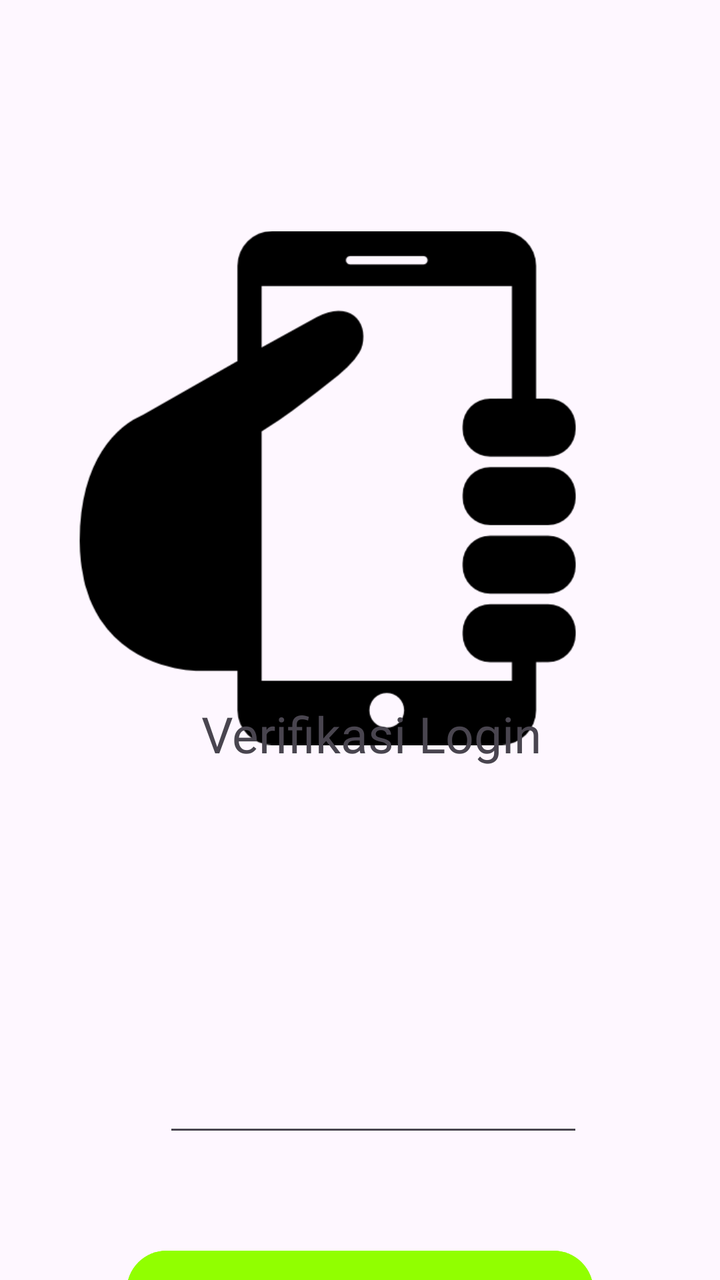
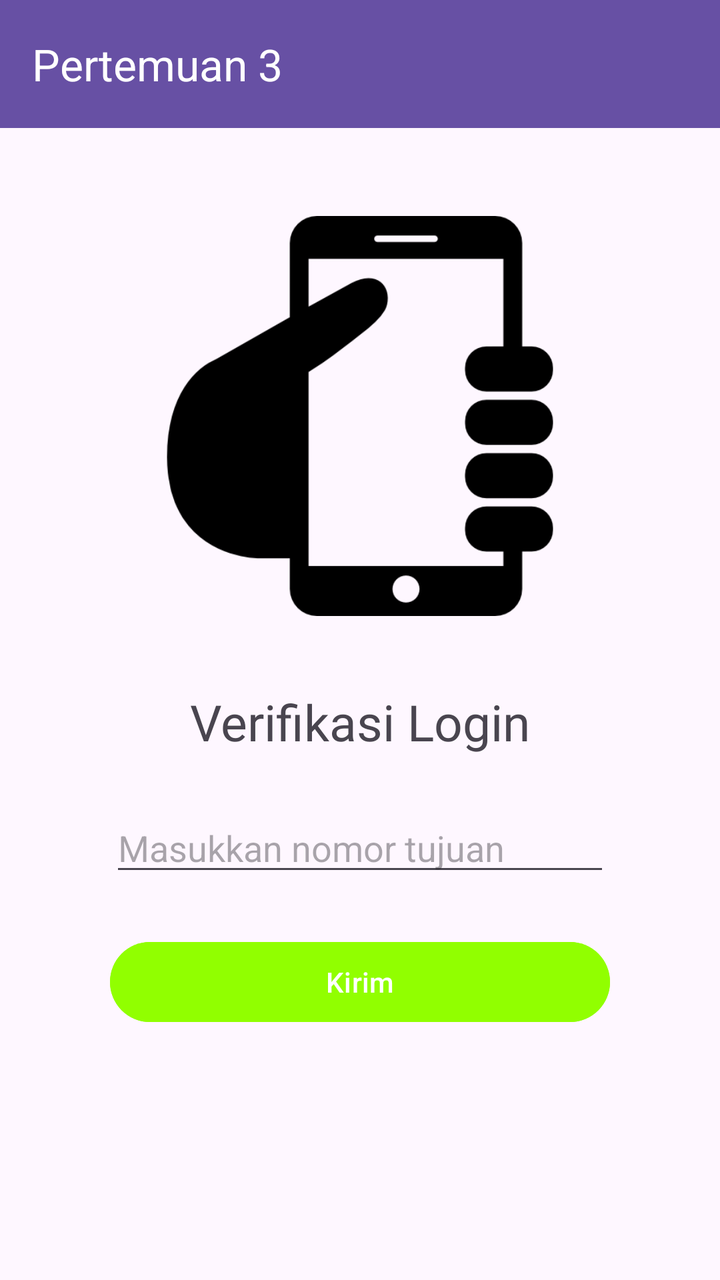

Before-and-after screenshots of an Android layout around one commit, followed by the original layout XML and the change that was made.
<!-- AndroidManifest.xml: application theme Theme.Per3Sefriansyah_3TIE -->
<!-- res/layout/activity_thirdactivity.xml -->
<?xml version="1.0" encoding="utf-8"?>
<androidx.constraintlayout.widget.ConstraintLayout
    xmlns:android="http://schemas.android.com/apk/res/android"
    xmlns:app="http://schemas.android.com/apk/res-auto"
    xmlns:tools="http://schemas.android.com/tools"
    android:layout_width="match_parent"
    android:layout_height="match_parent">

    <EditText
        android:id="@+id/inputNoTujuan"
        android:layout_width="wrap_content"
        android:layout_height="wrap_content"
        android:layout_marginTop="532dp"
        android:ems="10"
        android:inputType="phone"
        app:layout_constraintEnd_toEndOf="parent"
        app:layout_constraintHorizontal_bias="0.544"
        app:layout_constraintStart_toStartOf="parent"
        app:layout_constraintTop_toTopOf="parent" />

    <Button
        android:id="@+id/btnKirim"
        android:layout_width="match_parent"
        android:layout_height="wrap_content"
        android:layout_marginHorizontal="190px"
        android:layout_marginTop="48dp"
        android:backgroundTint="@color/biru"
        android:text="Kirim"
        app:layout_constraintBottom_toBottomOf="parent"
        app:layout_constraintEnd_toEndOf="parent"
        app:layout_constraintStart_toStartOf="parent"
        app:layout_constraintTop_toBottomOf="@id/inputNoTujuan"
        app:layout_constraintVertical_bias="0.0" />

    <ImageView
        android:id="@+id/imageView"
        android:layout_width="257dp"
        android:layout_height="320dp"
        android:layout_marginTop="84dp"
        app:layout_constraintEnd_toEndOf="parent"
        app:layout_constraintHorizontal_bias="0.344"
        app:layout_constraintStart_toStartOf="parent"
        app:layout_constraintTop_toTopOf="parent"
        app:srcCompat="@drawable/hp" />

    <TextView
        android:id="@+id/textVerif"
        android:layout_width="wrap_content"
        android:layout_height="wrap_content"
        android:fontFamily="@font/font1"
        android:text="@string/verif"
        android:textSize="25sp"
        app:layout_constraintBottom_toBottomOf="parent"
        app:layout_constraintEnd_toEndOf="parent"
        app:layout_constraintHorizontal_bias="0.531"
        app:layout_constraintStart_toStartOf="parent"
        app:layout_constraintTop_toTopOf="parent"
        app:layout_constraintVertical_bias="0.577" />
</androidx.constraintlayout.widget.ConstraintLayout>
<!-- resources referenced by this layout -->
<resources>
  <color name="biru">#91FF00</color>
  <!-- drawable hp: png bitmap (drawable, 7101 bytes) -->
  <string name="verif">Verifikasi Login</string>
  <style name="Theme.Per3Sefriansyah_3TIE" parent="Base.Theme.Per3Sefriansyah_3TIE" />
  <style name="Base.Theme.Per3Sefriansyah_3TIE" parent="Theme.Material3.DayNight.NoActionBar">
          
          
      </style>
</resources>

<!-- the commit's change to res/layout/activity_thirdactivity.xml (unified diff, before → after) -->
@@ -3,57 +3,63 @@
     xmlns:android="http://schemas.android.com/apk/res/android"
     xmlns:app="http://schemas.android.com/apk/res-auto"
     xmlns:tools="http://schemas.android.com/tools"
+    android:id="@+id/main"
     android:layout_width="match_parent"
     android:layout_height="match_parent">
 
-    <EditText
-        android:id="@+id/inputNoTujuan"
-        android:layout_width="wrap_content"
-        android:layout_height="wrap_content"
-        android:layout_marginTop="532dp"
-        android:ems="10"
-        android:inputType="phone"
-        app:layout_constraintEnd_toEndOf="parent"
-        app:layout_constraintHorizontal_bias="0.544"
+    <androidx.appcompat.widget.Toolbar
+        android:id="@+id/toolbar"
+        android:layout_width="0dp"
+        android:layout_height="?attr/actionBarSize"
+        android:background="?attr/colorPrimary"
+        app:title="Pertemuan 3"
+        app:titleTextColor="@android:color/white"
+        app:layout_constraintTop_toTopOf="parent"
         app:layout_constraintStart_toStartOf="parent"
-        app:layout_constraintTop_toTopOf="parent" />
-
-    <Button
-        android:id="@+id/btnKirim"
-        android:layout_width="match_parent"
-        android:layout_height="wrap_content"
-        android:layout_marginHorizontal="190px"
-        android:layout_marginTop="48dp"
-        android:backgroundTint="@color/biru"
-        android:text="Kirim"
-        app:layout_constraintBottom_toBottomOf="parent"
-        app:layout_constraintEnd_toEndOf="parent"
-        app:layout_constraintStart_toStartOf="parent"
-        app:layout_constraintTop_toBottomOf="@id/inputNoTujuan"
-        app:layout_constraintVertical_bias="0.0" />
+        app:layout_constraintEnd_toEndOf="parent" />
 
     <ImageView
         android:id="@+id/imageView"
-        android:layout_width="257dp"
-        android:layout_height="320dp"
-        android:layout_marginTop="84dp"
+        android:layout_width="200dp"
+        android:layout_height="240dp"
+        android:layout_marginTop="24dp"
         app:layout_constraintEnd_toEndOf="parent"
-        app:layout_constraintHorizontal_bias="0.344"
         app:layout_constraintStart_toStartOf="parent"
-        app:layout_constraintTop_toTopOf="parent"
+        app:layout_constraintTop_toBottomOf="@id/toolbar"
         app:srcCompat="@drawable/hp" />
 
     <TextView
         android:id="@+id/textVerif"
         android:layout_width="wrap_content"
         android:layout_height="wrap_content"
+        android:layout_marginTop="16dp"
         android:fontFamily="@font/font1"
         android:text="@string/verif"
         android:textSize="25sp"
-        app:layout_constraintBottom_toBottomOf="parent"
         app:layout_constraintEnd_toEndOf="parent"
-        app:layout_constraintHorizontal_bias="0.531"
         app:layout_constraintStart_toStartOf="parent"
-        app:layout_constraintTop_toTopOf="parent"
-        app:layout_constraintVertical_bias="0.577" />
+        app:layout_constraintTop_toBottomOf="@id/imageView" />
+
+    <EditText
+        android:id="@+id/inputNoTujuan"
+        android:layout_width="250dp"
+        android:layout_height="wrap_content"
+        android:layout_marginTop="24dp"
+        android:hint="Masukkan nomor tujuan"
+        android:inputType="phone"
+        app:layout_constraintEnd_toEndOf="parent"
+        app:layout_constraintStart_toStartOf="parent"
+        app:layout_constraintTop_toBottomOf="@id/textVerif" />
+
+    <Button
+        android:id="@+id/btnKirim"
+        android:layout_width="250dp"
+        android:layout_height="wrap_content"
+        android:layout_marginTop="24dp"
+        android:backgroundTint="@color/biru"
+        android:text="Kirim"
+        app:layout_constraintEnd_toEndOf="parent"
+        app:layout_constraintStart_toStartOf="parent"
+        app:layout_constraintTop_toBottomOf="@id/inputNoTujuan" />
+
 </androidx.constraintlayout.widget.ConstraintLayout>
